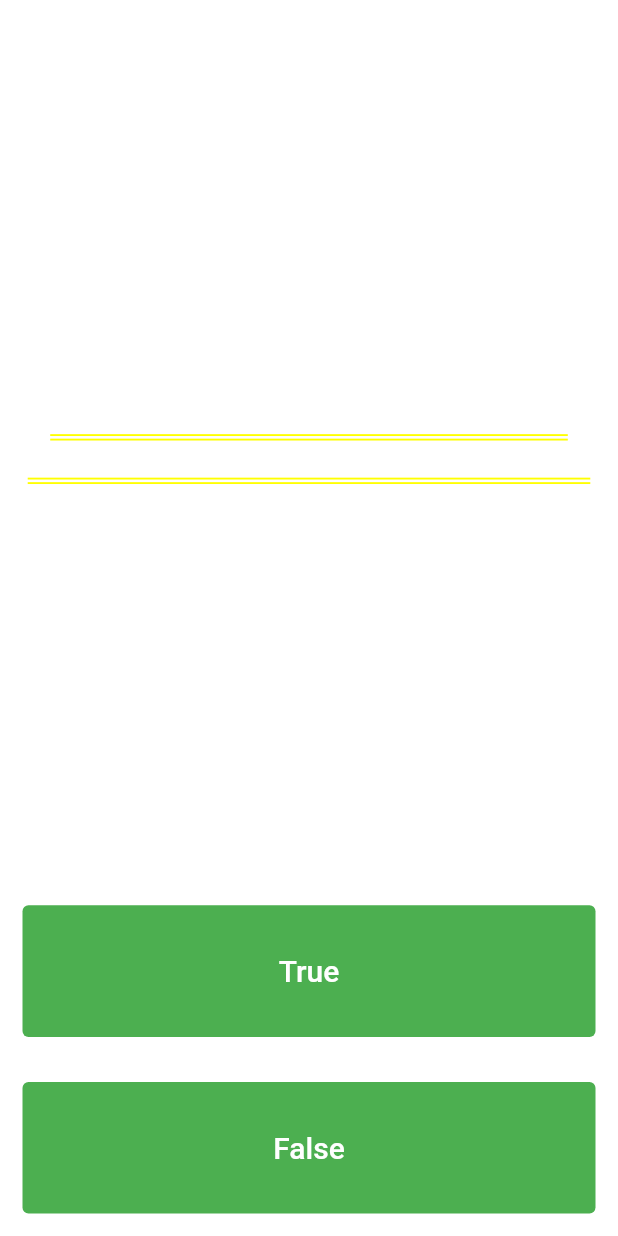
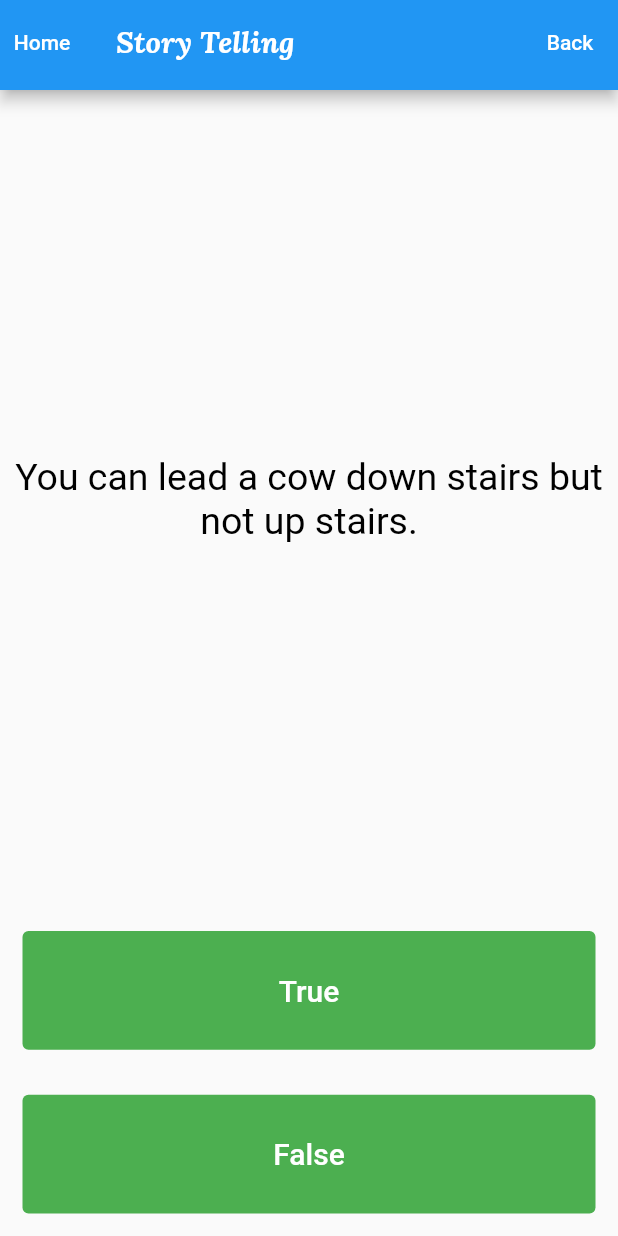
Before and after one commit to krishna-raz/VoCo-GDSC, a Flutter app: the DsaQuiz screen opened by its route, after a tap on "YES", on a phone screen of 412 x 824 dp. Run offline on Flutter 3.47's test engine with Material 2 defaults, Android fonts, the light colour scheme and no system bars; our stand-ins replace audioplayers, cloud_firestore, firebase_auth, firebase_core, flutter_tts, google_fonts and 1 more; missing offline and left inert: alan_voice, flutter_sound, flutter_sound_record; accounts and stored records are empty.

Commit message:
quiz page ui fixes

```diff
--- a/lib/page/story_telling/quiz/QuizPage.dart
+++ b/lib/page/story_telling/quiz/QuizPage.dart
@@ -1,4 +1,6 @@
 import 'package:flutter/material.dart';
+import 'package:google_fonts/google_fonts.dart';
+import 'package:loginuicolors/page/home.dart';
 import 'package:loginuicolors/page/story_telling/quiz/quizbrain.dart';
 import 'package:rflutter_alert/rflutter_alert.dart';
 
@@ -46,7 +48,45 @@ class _QuizPageState extends State<QuizPage> {
 
   @override
   Widget build(BuildContext context) {
-    return Column(
+    return Scaffold(
+      appBar: PreferredSize(
+        preferredSize: Size.fromHeight(60.0), // here the desired height
+        child: AppBar(
+          leading: Builder(
+            builder: (BuildContext context) {
+              return TextButton(
+                onPressed: () async {
+                  Navigator.pushAndRemoveUntil(
+                    context,
+                    MaterialPageRoute(builder: (context) => HomePage()),
+                    (Route<dynamic> route) => false,
+                  );
+                },
+                child: Text(
+                  'Home',
+                  style: TextStyle(color: Colors.white),
+                ),
+              );
+            },
+          ),
+          title: Text(
+            " Story Telling",
+            style: GoogleFonts.lora(
+                fontStyle: FontStyle.italic, fontWeight: FontWeight.bold),
+          ),
+          actions: <Widget>[
+            TextButton(
+                onPressed: () async {
+                  Navigator.of(context).pop(true);
+                },
+                child: Text(
+                  'Back',
+                  style: TextStyle(color: Colors.white),
+                ))
+          ],
+        ),
+      ),
+      body: Column(
         mainAxisAlignment: MainAxisAlignment.spaceBetween,
         crossAxisAlignment: CrossAxisAlignment.stretch,
         children: <Widget>[
@@ -60,7 +100,7 @@ class _QuizPageState extends State<QuizPage> {
                   textAlign: TextAlign.center,
                   style: TextStyle(
                     fontSize: 25.0,
-                  color: Colors.white,
+                    color: Colors.black,
                   ),
                 ),
               ),
@@ -108,6 +148,7 @@ class _QuizPageState extends State<QuizPage> {
           ),
           Row(children: scorekeeper),
         ],
+      ),
     );
   }
 }
--- a/lib/page/vocogyan/tech/quizDsa.dart
+++ b/lib/page/vocogyan/tech/quizDsa.dart
@@ -22,8 +22,8 @@ class _DsaQuiz extends State<DsaQuiz> {
   final flutterTts = FlutterTts();
   final player = AudioPlayer();
   bool _isSpeaking = false;
-  final _controller = Text(
-      "In computer science, a linked list is a linear collection of data elements whose order is not given by their physical placement in memory. Instead, each element points to the next. It is a data structure consisting of a collection of nodes which together represent a sequence.");
+  // final _controller = Text(
+  //     "In computer science, a linked list is a linear collection of data elements whose order is not given by their physical placement in memory. Instead, each element points to the next. It is a data structure consisting of a collection of nodes which together represent a sequence.");
 
   void initlizeTts() {
     flutterTts.setLanguage("en-IN");
@@ -40,7 +40,8 @@ class _DsaQuiz extends State<DsaQuiz> {
 
   @override
   void initState() {
-    // TODO: implement initState
+    // ignore: todo
+    // TODO(krishna): implement initState
     super.initState();
     initlizeTts();
   }
```
Also changed, not shown: lib/page/vocogyan/tech/DSA.dart (+8 -2 lines). Lines whose indentation alone changed are shown as unchanged.
